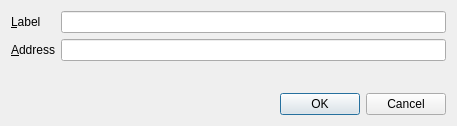
Before: the Qt Designer form src/qt/forms/editaddressdialog.ui in project-qmc/QMC, drawn with Qt 5.
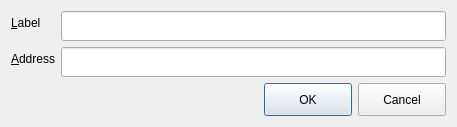
After: the same form once the commit is applied. Custom widgets are drawn as their Qt base class.

```diff
--- a/src/qt/forms/editaddressdialog.ui
+++ b/src/qt/forms/editaddressdialog.ui
@@ -13,6 +13,9 @@
   <property name="windowTitle">
    <string>Edit Address</string>
   </property>
+  <property name="styleSheet">
+   <string notr="true">QPushButton{width: 80px; height: 25px;}</string>
+  </property>
   <layout class="QVBoxLayout" name="verticalLayout">
    <item>
     <layout class="QFormLayout" name="formLayout">
@@ -31,6 +34,18 @@
      </item>
      <item row="0" column="1">
       <widget class="QLineEdit" name="labelEdit">
+       <property name="minimumSize">
+        <size>
+         <width>0</width>
+         <height>30</height>
+        </size>
+       </property>
+       <property name="maximumSize">
+        <size>
+         <width>16777215</width>
+         <height>30</height>
+        </size>
+       </property>
        <property name="toolTip">
         <string>The label associated with this address list entry</string>
        </property>
@@ -48,6 +63,18 @@
      </item>
      <item row="1" column="1">
       <widget class="QValidatedLineEdit" name="addressEdit">
+       <property name="minimumSize">
+        <size>
+         <width>0</width>
+         <height>30</height>
+        </size>
+       </property>
+       <property name="maximumSize">
+        <size>
+         <width>16777215</width>
+         <height>30</height>
+        </size>
+       </property>
        <property name="toolTip">
         <string>The address associated with this address list entry. This can only be modified for sending addresses.</string>
        </property>
```
